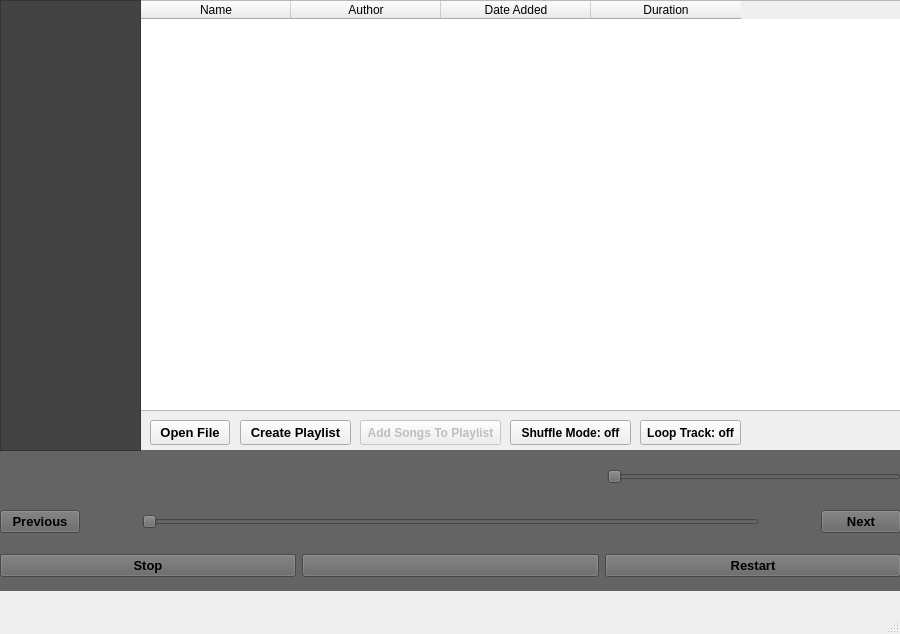
This is mainwindow.ui in Pottarr/QtGroove as Qt 5 draws it before an edit. The edited form follows.
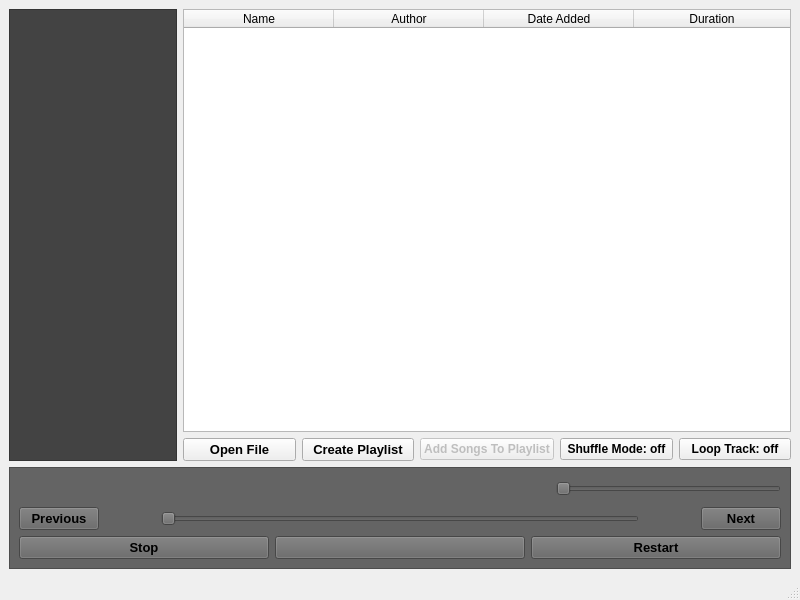
This is the edited form.

Commit message: MADE THE WHOLE PROGRAM RESPONSIVE

```diff
--- a/mainwindow.ui
+++ b/mainwindow.ui
@@ -6,23 +6,111 @@
    <rect>
     <x>0</x>
     <y>0</y>
-    <width>900</width>
-    <height>634</height>
+    <width>800</width>
+    <height>600</height>
    </rect>
   </property>
   <property name="windowTitle">
    <string>MainWindow</string>
   </property>
-  <widget class="QWidget" name="centralwidget">
+  <widget class="QWidget" name="WholeApp">
+   <layout class="QHBoxLayout" name="horizontalLayout_8">
+    <item>
+     <layout class="QVBoxLayout" name="All">
+      <item>
+       <layout class="QHBoxLayout" name="miscBtns_and_songSlot_and_playlistSlot">
+        <item>
+         <widget class="QListWidget" name="playlistSlot">
+          <property name="minimumSize">
+           <size>
+            <width>120</width>
+            <height>0</height>
+           </size>
+          </property>
+          <property name="maximumSize">
+           <size>
+            <width>168</width>
+            <height>16777215</height>
+           </size>
+          </property>
+          <property name="autoFillBackground">
+           <bool>false</bool>
+          </property>
+          <property name="styleSheet">
+           <string notr="true">background-color: rgb(67, 67, 67);
+color: rgb(255, 255, 255);</string>
+          </property>
+          <property name="dragEnabled">
+           <bool>true</bool>
+          </property>
+          <property name="alternatingRowColors">
+           <bool>false</bool>
+          </property>
+          <property name="spacing">
+           <number>2</number>
+          </property>
+          <property name="currentRow">
+           <number>-1</number>
+          </property>
+         </widget>
+        </item>
+        <item>
+         <layout class="QVBoxLayout" name="miscBtns_and_songSlot">
+          <item>
+           <widget class="QTableWidget" name="songSlot">
+            <property name="editTriggers">
+             <set>QAbstractItemView::EditTrigger::EditKeyPressed</set>
+            </property>
+            <property name="dragEnabled">
+             <bool>false</bool>
+            </property>
+            <property name="selectionBehavior">
+             <enum>QAbstractItemView::SelectionBehavior::SelectRows</enum>
+            </property>
+            <attribute name="horizontalHeaderCascadingSectionResizes">
+             <bool>true</bool>
+            </attribute>
+            <attribute name="horizontalHeaderMinimumSectionSize">
+             <number>150</number>
+            </attribute>
+            <attribute name="horizontalHeaderShowSortIndicator" stdset="0">
+             <bool>false</bool>
+            </attribute>
+            <attribute name="horizontalHeaderStretchLastSection">
+             <bool>true</bool>
+            </attribute>
+            <column>
+             <property name="text">
+              <string notr="true">Name</string>
+             </property>
+             <property name="toolTip">
+              <string notr="true"/>
+             </property>
+             <property name="whatsThis">
+              <string notr="true"/>
+             </property>
+            </column>
+            <column>
+             <property name="text">
+              <string>Author</string>
+             </property>
+            </column>
+            <column>
+             <property name="text">
+              <string>Date Added</string>
+             </property>
+            </column>
+            <column>
+             <property name="text">
+              <string>Duration</string>
+             </property>
+            </column>
+           </widget>
+          </item>
+          <item>
+           <layout class="QHBoxLayout" name="misc_btns">
+            <item>
    <widget class="QPushButton" name="openFile">
-    <property name="geometry">
-     <rect>
-      <x>150</x>
-      <y>420</y>
-      <width>80</width>
-      <height>25</height>
-     </rect>
-    </property>
     <property name="font">
      <font>
       <pointsize>10</pointsize>
@@ -33,15 +121,67 @@
      <string>Open File</string>
     </property>
    </widget>
-   <widget class="QFrame" name="controlPanelFrame">
-    <property name="geometry">
-     <rect>
-      <x>0</x>
-      <y>450</y>
-      <width>900</width>
-      <height>141</height>
-     </rect>
-    </property>
+            </item>
+            <item>
+             <widget class="QPushButton" name="createPlaylist">
+              <property name="font">
+               <font>
+                <pointsize>10</pointsize>
+                <bold>true</bold>
+               </font>
+              </property>
+              <property name="text">
+               <string>Create Playlist</string>
+              </property>
+             </widget>
+            </item>
+            <item>
+             <widget class="QPushButton" name="addSongs">
+              <property name="enabled">
+               <bool>false</bool>
+              </property>
+              <property name="font">
+               <font>
+                <bold>true</bold>
+               </font>
+              </property>
+              <property name="text">
+               <string>Add Songs To Playlist</string>
+              </property>
+             </widget>
+            </item>
+            <item>
+             <widget class="QPushButton" name="shuffleButton">
+              <property name="font">
+               <font>
+                <bold>true</bold>
+               </font>
+              </property>
+              <property name="text">
+               <string>Shuffle Mode: off</string>
+              </property>
+             </widget>
+            </item>
+            <item>
+             <widget class="QPushButton" name="loopTrackButton">
+              <property name="font">
+               <font>
+                <bold>true</bold>
+               </font>
+              </property>
+              <property name="text">
+               <string>Loop Track: off</string>
+              </property>
+             </widget>
+            </item>
+           </layout>
+          </item>
+         </layout>
+        </item>
+       </layout>
+      </item>
+      <item>
+       <widget class="QFrame" name="controlPanelFrameWIthBG">
     <property name="styleSheet">
      <string notr="true">background-color: rgb(100, 100, 100);</string>
     </property>
@@ -51,16 +191,9 @@
     <property name="frameShadow">
      <enum>QFrame::Shadow::Raised</enum>
     </property>
-    <widget class="QWidget" name="verticalLayoutWidget">
-     <property name="geometry">
-      <rect>
-       <x>0</x>
-       <y>0</y>
-       <width>901</width>
-       <height>142</height>
-      </rect>
-     </property>
-     <layout class="QVBoxLayout" name="controlPamelLayout">
+        <layout class="QHBoxLayout" name="horizontalLayout_6">
+         <item>
+          <layout class="QVBoxLayout" name="controlPanel">
       <item>
        <layout class="QHBoxLayout" name="controlTop">
         <item>
@@ -280,167 +413,13 @@
        </layout>
       </item>
      </layout>
-    </widget>
-   </widget>
-   <widget class="QPushButton" name="createPlaylist">
-    <property name="geometry">
-     <rect>
-      <x>240</x>
-      <y>420</y>
-      <width>111</width>
-      <height>25</height>
-     </rect>
-    </property>
-    <property name="font">
-     <font>
-      <pointsize>10</pointsize>
-      <bold>true</bold>
-     </font>
-    </property>
-    <property name="text">
-     <string>Create Playlist</string>
-    </property>
-   </widget>
-   <widget class="QListWidget" name="playlistSlot">
-    <property name="geometry">
-     <rect>
-      <x>0</x>
-      <y>0</y>
-      <width>141</width>
-      <height>451</height>
-     </rect>
-    </property>
-    <property name="autoFillBackground">
-     <bool>false</bool>
-    </property>
-    <property name="styleSheet">
-     <string notr="true">background-color: rgb(67, 67, 67);
-color: rgb(255, 255, 255);</string>
-    </property>
-    <property name="dragEnabled">
-     <bool>true</bool>
-    </property>
-    <property name="alternatingRowColors">
-     <bool>false</bool>
-    </property>
-    <property name="spacing">
-     <number>2</number>
-    </property>
-    <property name="currentRow">
-     <number>-1</number>
-    </property>
-   </widget>
-   <widget class="QPushButton" name="addSongs">
-    <property name="enabled">
-     <bool>false</bool>
-    </property>
-    <property name="geometry">
-     <rect>
-      <x>360</x>
-      <y>420</y>
-      <width>141</width>
-      <height>25</height>
-     </rect>
-    </property>
-    <property name="font">
-     <font>
-      <bold>true</bold>
-     </font>
-    </property>
-    <property name="text">
-     <string>Add Songs To Playlist</string>
-    </property>
-   </widget>
-   <widget class="QTableWidget" name="songSlot">
-    <property name="geometry">
-     <rect>
-      <x>140</x>
-      <y>0</y>
-      <width>761</width>
-      <height>411</height>
-     </rect>
-    </property>
-    <property name="editTriggers">
-     <set>QAbstractItemView::EditTrigger::EditKeyPressed</set>
-    </property>
-    <property name="dragEnabled">
-     <bool>false</bool>
-    </property>
-    <property name="selectionBehavior">
-     <enum>QAbstractItemView::SelectionBehavior::SelectRows</enum>
-    </property>
-    <attribute name="horizontalHeaderCascadingSectionResizes">
-     <bool>false</bool>
-    </attribute>
-    <attribute name="horizontalHeaderDefaultSectionSize">
-     <number>150</number>
-    </attribute>
-    <attribute name="horizontalHeaderStretchLastSection">
-     <bool>false</bool>
-    </attribute>
-    <column>
-     <property name="text">
-      <string notr="true">Name</string>
-     </property>
-     <property name="toolTip">
-      <string notr="true"/>
-     </property>
-     <property name="whatsThis">
-      <string notr="true"/>
-     </property>
-    </column>
-    <column>
-     <property name="text">
-      <string>Author</string>
-     </property>
-    </column>
-    <column>
-     <property name="text">
-      <string>Date Added</string>
-     </property>
-    </column>
-    <column>
-     <property name="text">
-      <string>Duration</string>
-     </property>
-    </column>
-   </widget>
-   <widget class="QPushButton" name="shuffleButton">
-    <property name="geometry">
-     <rect>
-      <x>510</x>
-      <y>420</y>
-      <width>121</width>
-      <height>25</height>
-     </rect>
-    </property>
-    <property name="font">
-     <font>
-      <bold>true</bold>
-     </font>
-    </property>
-    <property name="text">
-     <string>Shuffle Mode: off</string>
-    </property>
-   </widget>
-   <widget class="QPushButton" name="loopTrackButton">
-    <property name="geometry">
-     <rect>
-      <x>640</x>
-      <y>420</y>
-      <width>101</width>
-      <height>25</height>
-     </rect>
-    </property>
-    <property name="font">
-     <font>
-      <bold>true</bold>
-     </font>
-    </property>
-    <property name="text">
-     <string>Loop Track: off</string>
-    </property>
-   </widget>
+         </item>
+        </layout>
+       </widget>
+      </item>
+     </layout>
+    </item>
+   </layout>
    <zorder>songSlot</zorder>
    <zorder>controlPanelFrame</zorder>
    <zorder>openFile</zorder>
```
Left out of the diff: 9 changed lines with no effect on the pictures. Lines whose indentation alone changed are shown as unchanged. The commit also changes 2 other files.
